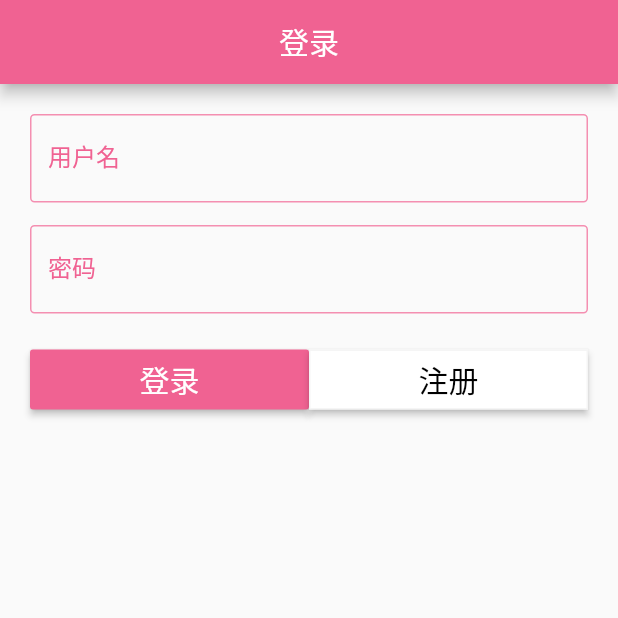
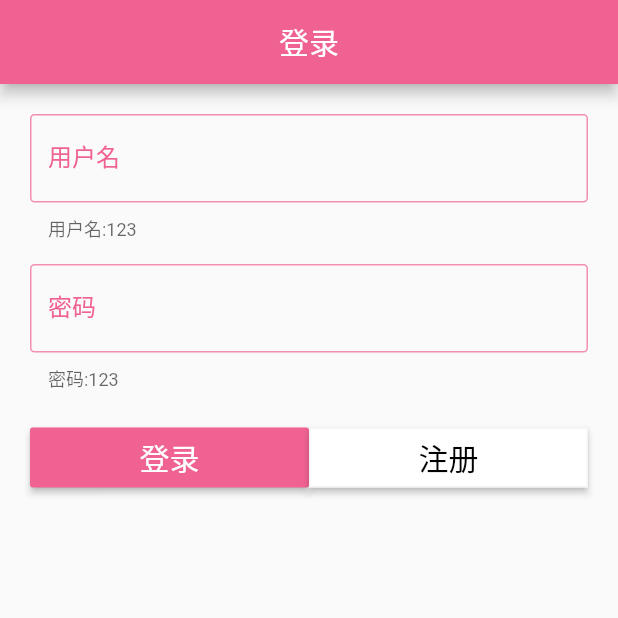
Before and after one commit to daifang/Flutter_Study, a Flutter app: the screen it shows after launch, on a phone screen of 412 x 824 dp, the top half of it. Run offline on Flutter 3.47's test engine with Material 2 defaults, Android fonts, the phone set to English and light mode, and no system bars; our stand-ins replace dio, fluro, flutter_swiper, fluttertoast, shared_preferences; missing offline and left inert: dart:ffi.

Commit message:
登录状态记录，加载页

```diff
--- a/flutter_app/lib/pages/Loading.dart
+++ b/flutter_app/lib/pages/Loading.dart
@@ -12,8 +12,11 @@ class Loading extends StatelessWidget {
             backgroundColor: Colors.pink[300],
             title: Text('XXX'),
           ),
-          body: CircularProgressIndicator(
-            backgroundColor: Colors.pink[100],
+          body: Center(
+            child: CircularProgressIndicator(
+              backgroundColor: Colors.pink[100],
+              valueColor: AlwaysStoppedAnimation<Color>(Colors.pink[300]),
+            ),
           ),
         ));
   }
--- a/flutter_app/lib/pages/Login.dart
+++ b/flutter_app/lib/pages/Login.dart
@@ -31,12 +31,12 @@ class _LoainState extends State<Login> {
             padding: EdgeInsets.all(20),
             child: Column(
               children: [
-                Form(
-                    child: Column(
+                Column(
                   children: [
                     TextFormField(
                       decoration: InputDecoration(
                           labelText: "用户名",
+                          helperText: '用户名:123',
                           labelStyle: TextStyle(color: Colors.pink[300]),
                           errorText: userNameError,
                           enabledBorder: OutlineInputBorder(
@@ -62,6 +62,7 @@ class _LoainState extends State<Login> {
                         obscureText: true,
                         decoration: InputDecoration(
                             labelText: "密码",
+                            helperText: '密码:123',
                             labelStyle: TextStyle(color: Colors.pink[300]),
                             errorText: passwordError,
                             enabledBorder: OutlineInputBorder(
@@ -84,7 +85,7 @@ class _LoainState extends State<Login> {
                       ),
                     ),
                   ],
-                )),
+                ),
                 Padding(
                   padding: EdgeInsets.fromLTRB(0, 20, 0, 0),
                   child: Row(
@@ -96,6 +97,14 @@ class _LoainState extends State<Login> {
                             child: RaisedButton(
                               onPressed: () {
                                 toast('正在登陆');
+                                if (userName == null) {
+                                  toast('请填写用户名');
+                                  return;
+                                }
+                                if (password == null) {
+                                  toast('请填写密码');
+                                  return;
+                                }
                                 if (userName == '123' && password == '123') {
                                   // 登录状态存储
                                   localStroage.setItem('isLogin', true);
--- a/flutter_app/lib/pages/Market.dart
+++ b/flutter_app/lib/pages/Market.dart
@@ -121,7 +121,10 @@ class PictureListTest extends StatelessWidget {
           } else {
             // 加载中
             return Center(
-              child: CircularProgressIndicator(),
+              child: CircularProgressIndicator(
+                backgroundColor: Colors.pink[100],
+                valueColor: AlwaysStoppedAnimation<Color>(Colors.pink[300]),
+              ),
             );
           }
         });
```
Also changed, not shown: flutter_app/pubspec.yaml (+7 -7 lines), 2 other files.
